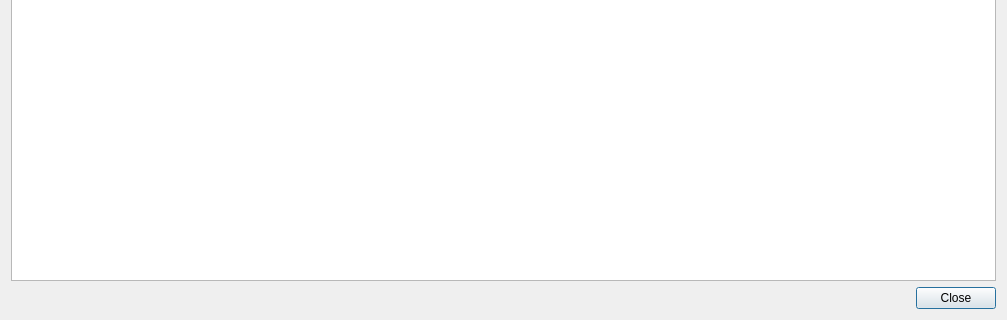
Before: the Qt Designer form plotjuggler_app/statistics_dialog.ui in facontidavide/plotjuggler-release, drawn with Qt 5; both pictures show x 0 to 1007 and y 275 to 595 of the 1007 by 595 pixel window.
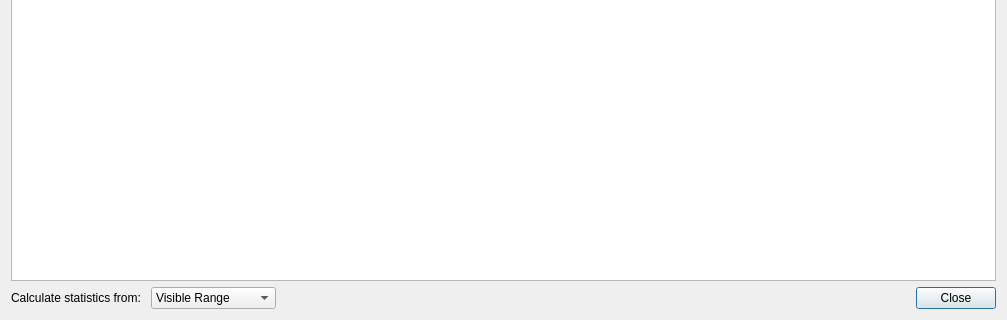
After: the same form once the commit is applied.

The edit to the form file:
```diff
--- a/plotjuggler_app/statistics_dialog.ui
+++ b/plotjuggler_app/statistics_dialog.ui
@@ -50,7 +50,60 @@
     </widget>
    </item>
    <item>
+    <layout class="QHBoxLayout" name="horizontalLayout">
+     <item>
+      <widget class="QLabel" name="label">
+       <property name="font">
+        <font>
+         <family>Segoe UI</family>
+         <pointsize>9</pointsize>
+        </font>
+       </property>
+       <property name="text">
+        <string>Calculate statistics from: </string>
+       </property>
+      </widget>
+     </item>
+     <item>
+      <widget class="QComboBox" name="rangeComboBox">
+       <property name="sizePolicy">
+        <sizepolicy hsizetype="Fixed" vsizetype="Fixed">
+         <horstretch>0</horstretch>
+         <verstretch>0</verstretch>
+        </sizepolicy>
+       </property>
+       <property name="minimumSize">
+        <size>
+         <width>125</width>
+         <height>0</height>
+        </size>
+       </property>
+       <property name="font">
+        <font>
+         <family>Segoe UI</family>
+         <pointsize>9</pointsize>
+        </font>
+       </property>
+       <item>
+        <property name="text">
+         <string>Visible Range</string>
+        </property>
+       </item>
+       <item>
+        <property name="text">
+         <string>Full Range</string>
+        </property>
+       </item>
+      </widget>
+     </item>
+     <item>
     <widget class="QDialogButtonBox" name="buttonBox">
+       <property name="font">
+        <font>
+         <family>Segoe UI</family>
+         <pointsize>9</pointsize>
+        </font>
+       </property>
      <property name="orientation">
       <enum>Qt::Horizontal</enum>
      </property>
@@ -58,6 +111,8 @@
       <set>QDialogButtonBox::Close</set>
      </property>
     </widget>
+     </item>
+    </layout>
    </item>
   </layout>
  </widget>
```
Left out of the diff: 3 changed lines with no effect on the pictures. Lines whose indentation alone changed are shown as unchanged.
